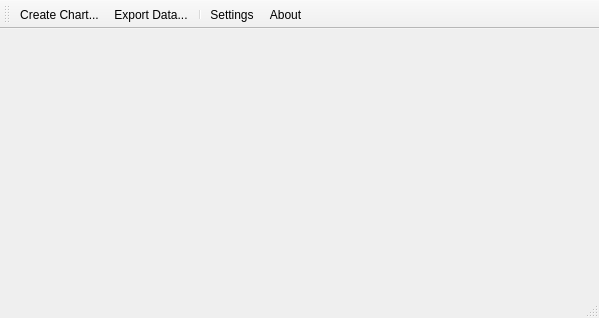
This is desktop/mainwindow.ui in davidrg/zxweather as Qt 5 draws it before an edit. The edited form follows.
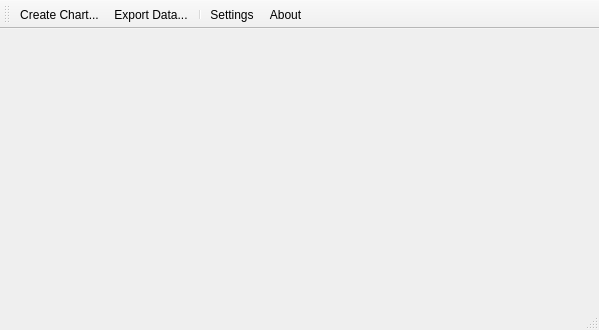
This is the edited form. Icons and pictures are not drawn. Custom widgets are drawn as their Qt base class.

Diff of the .ui file:
```diff
--- a/desktop/mainwindow.ui
+++ b/desktop/mainwindow.ui
@@ -7,7 +7,7 @@
     <x>0</x>
     <y>0</y>
     <width>599</width>
-    <height>318</height>
+    <height>330</height>
    </rect>
   </property>
   <property name="sizePolicy">
@@ -19,7 +19,7 @@
   <property name="maximumSize">
    <size>
     <width>599</width>
-    <height>318</height>
+    <height>330</height>
    </size>
   </property>
   <property name="windowTitle">
@@ -61,6 +61,9 @@
       <property name="orientation">
        <enum>Qt::Vertical</enum>
       </property>
+      <property name="sizeType">
+       <enum>QSizePolicy::MinimumExpanding</enum>
+      </property>
       <property name="sizeHint" stdset="0">
        <size>
         <width>20</width>
```
Left out of the diff: 8 changed lines with no effect on the pictures.
